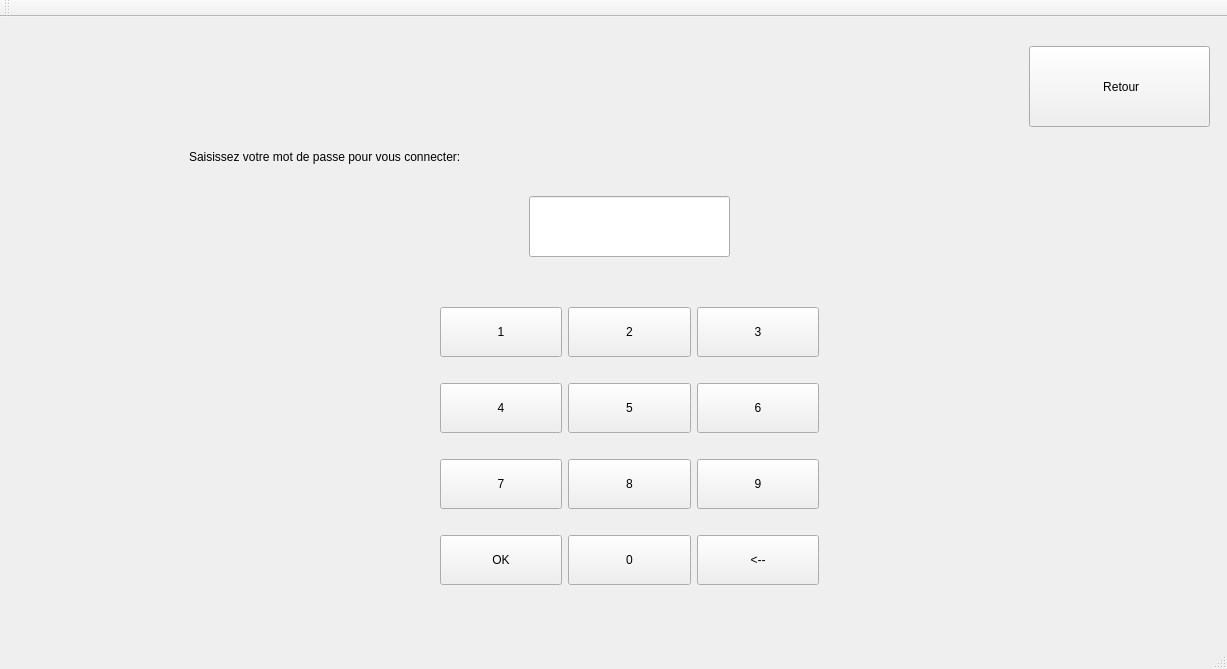
Old version of the form tp_note/mainwindow.ui in the repository zatteo/ecluse.
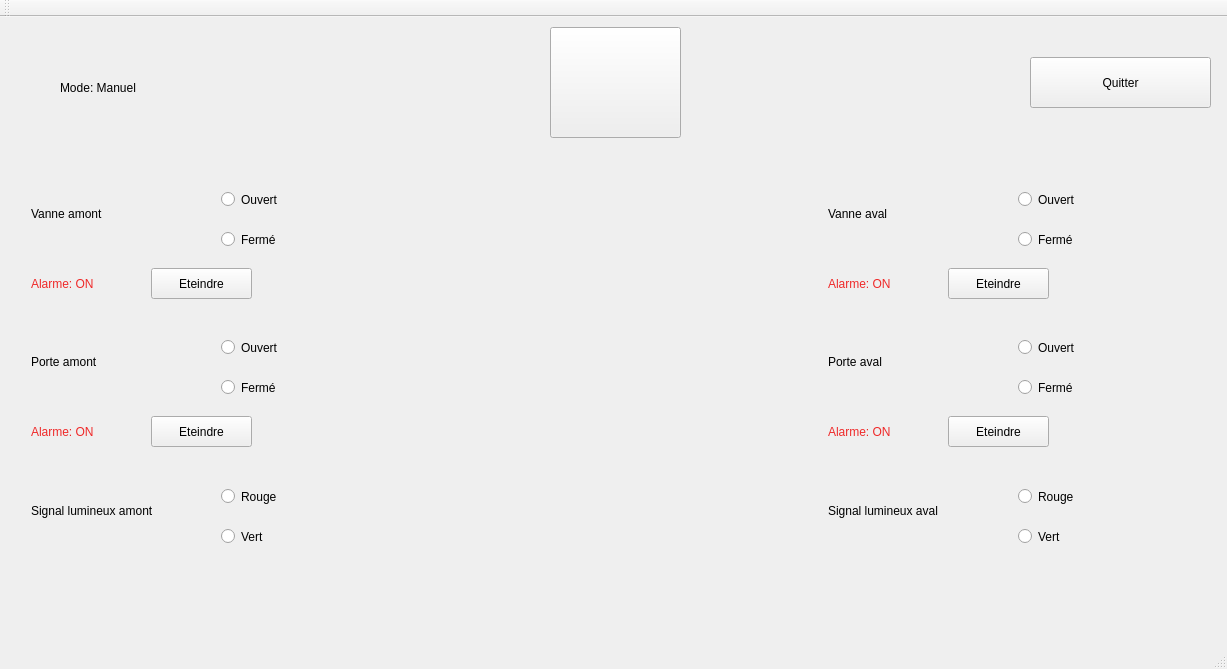
New version of the form. The open tabs and pages were chosen to show the change. Icons and pictures are not drawn.

Patch:
```diff
--- a/tp_note/mainwindow.ui
+++ b/tp_note/mainwindow.ui
@@ -308,7 +308,7 @@
       <widget class="QWidget" name="gridLayoutWidget">
        <property name="geometry">
         <rect>
-         <x>430</x>
+         <x>410</x>
          <y>260</y>
          <width>401</width>
          <height>340</height>
@@ -476,7 +476,7 @@
       <widget class="QLineEdit" name="Champ_mdp">
        <property name="geometry">
         <rect>
-         <x>530</x>
+         <x>510</x>
          <y>180</y>
          <width>201</width>
          <height>61</height>
@@ -489,11 +489,14 @@
        <property name="text">
         <string/>
        </property>
+       <property name="alignment">
+        <set>Qt::AlignCenter</set>
+       </property>
       </widget>
       <widget class="QLabel" name="label_6">
        <property name="geometry">
         <rect>
-         <x>190</x>
+         <x>160</x>
          <y>110</y>
          <width>901</width>
          <height>61</height>
@@ -533,6 +536,562 @@
         </size>
        </property>
       </widget>
+      <widget class="QPushButton" name="Button_urgence3">
+       <property name="geometry">
+        <rect>
+         <x>540</x>
+         <y>10</y>
+         <width>131</width>
+         <height>111</height>
+        </rect>
+       </property>
+       <property name="text">
+        <string/>
+       </property>
+       <property name="icon">
+        <iconset>
+         <normaloff>../build-tp_note-Desktop_Qt_5_8_0_GCC_64bit-Debug/ressources/stop.png</normaloff>../build-tp_note-Desktop_Qt_5_8_0_GCC_64bit-Debug/ressources/stop.png</iconset>
+       </property>
+       <property name="iconSize">
+        <size>
+         <width>100</width>
+         <height>100</height>
+        </size>
+       </property>
+      </widget>
+     </widget>
+    </widget>
+    <widget class="QWidget" name="page_urgence">
+     <widget class="QWidget" name="verticalLayoutWidget">
+      <property name="geometry">
+       <rect>
+        <x>10</x>
+        <y>0</y>
+        <width>1211</width>
+        <height>591</height>
+       </rect>
+      </property>
+      <layout class="QVBoxLayout" name="verticalLayout">
+       <item alignment="Qt::AlignHCenter|Qt::AlignTop">
+        <widget class="QLabel" name="label_7">
+         <property name="styleSheet">
+          <string notr="true">font: 40pt &quot;Ubuntu&quot;;
+color: rgb(239, 41, 41);</string>
+         </property>
+         <property name="text">
+          <string>Arrêt d'urgence</string>
+         </property>
+        </widget>
+       </item>
+       <item alignment="Qt::AlignHCenter">
+        <widget class="QLabel" name="label_18">
+         <property name="text">
+          <string/>
+         </property>
+         <property name="pixmap">
+          <pixmap>../build-tp_note-Desktop_Qt_5_8_0_GCC_64bit-Debug/ressources/danger.png</pixmap>
+         </property>
+        </widget>
+       </item>
+       <item alignment="Qt::AlignHCenter|Qt::AlignTop">
+        <widget class="QLabel" name="label_8">
+         <property name="styleSheet">
+          <string notr="true">font: 30pt &quot;Ubuntu&quot;;</string>
+         </property>
+         <property name="text">
+          <string>Veuillez attendre un opérateur va venir</string>
+         </property>
+        </widget>
+       </item>
+       <item alignment="Qt::AlignHCenter">
+        <widget class="QPushButton" name="Button_auth3">
+         <property name="minimumSize">
+          <size>
+           <width>0</width>
+           <height>40</height>
+          </size>
+         </property>
+         <property name="text">
+          <string> Authentification</string>
+         </property>
+         <property name="icon">
+          <iconset>
+           <normaloff>../build-tp_note-Desktop_Qt_5_8_0_GCC_64bit-Debug/ressources/lock.png</normaloff>../build-tp_note-Desktop_Qt_5_8_0_GCC_64bit-Debug/ressources/lock.png</iconset>
+         </property>
+        </widget>
+       </item>
+      </layout>
+     </widget>
+    </widget>
+    <widget class="QWidget" name="page_admin">
+     <widget class="QPushButton" name="Button_urgence4">
+      <property name="geometry">
+       <rect>
+        <x>550</x>
+        <y>0</y>
+        <width>131</width>
+        <height>111</height>
+       </rect>
+      </property>
+      <property name="text">
+       <string/>
+      </property>
+      <property name="icon">
+       <iconset>
+        <normaloff>../build-tp_note-Desktop_Qt_5_8_0_GCC_64bit-Debug/ressources/stop.png</normaloff>../build-tp_note-Desktop_Qt_5_8_0_GCC_64bit-Debug/ressources/stop.png</iconset>
+      </property>
+      <property name="iconSize">
+       <size>
+        <width>100</width>
+        <height>100</height>
+       </size>
+      </property>
+     </widget>
+     <widget class="QLabel" name="label_9">
+      <property name="geometry">
+       <rect>
+        <x>60</x>
+        <y>40</y>
+        <width>371</width>
+        <height>41</height>
+       </rect>
+      </property>
+      <property name="styleSheet">
+       <string notr="true">font: 30pt &quot;Ubuntu&quot;;</string>
+      </property>
+      <property name="text">
+       <string>Mode: Manuel</string>
+      </property>
+     </widget>
+     <widget class="QPushButton" name="Button_quit">
+      <property name="geometry">
+       <rect>
+        <x>1030</x>
+        <y>30</y>
+        <width>181</width>
+        <height>51</height>
+       </rect>
+      </property>
+      <property name="styleSheet">
+       <string notr="true">font: 30pt &quot;Ubuntu&quot;;</string>
+      </property>
+      <property name="text">
+       <string>Quitter</string>
+      </property>
+     </widget>
+     <widget class="QWidget" name="gridLayoutWidget_2">
+      <property name="geometry">
+       <rect>
+        <x>10</x>
+        <y>120</y>
+        <width>1211</width>
+        <height>461</height>
+       </rect>
+      </property>
+      <layout class="QGridLayout" name="gridLayout_2">
+       <item row="0" column="1">
+        <widget class="QLabel" name="label_10">
+         <property name="text">
+          <string/>
+         </property>
+         <property name="pixmap">
+          <pixmap>../build-tp_note-Desktop_Qt_5_8_0_GCC_64bit-Debug/ressources/Schéma.gif</pixmap>
+         </property>
+         <property name="scaledContents">
+          <bool>false</bool>
+         </property>
+         <property name="alignment">
+          <set>Qt::AlignCenter</set>
+         </property>
+        </widget>
+       </item>
+       <item row="0" column="2">
+        <layout class="QGridLayout" name="gridLayout_4">
+         <item row="1" column="0">
+          <widget class="QWidget" name="widget_6" native="true">
+           <widget class="QRadioButton" name="radioButton_11">
+            <property name="geometry">
+             <rect>
+              <x>200</x>
+              <y>30</y>
+              <width>112</width>
+              <height>23</height>
+             </rect>
+            </property>
+            <property name="text">
+             <string>Ouvert</string>
+            </property>
+           </widget>
+           <widget class="QRadioButton" name="radioButton_12">
+            <property name="geometry">
+             <rect>
+              <x>200</x>
+              <y>70</y>
+              <width>121</width>
+              <height>23</height>
+             </rect>
+            </property>
+            <property name="text">
+             <string>Fermé</string>
+            </property>
+           </widget>
+           <widget class="QLabel" name="label_21">
+            <property name="geometry">
+             <rect>
+              <x>10</x>
+              <y>40</y>
+              <width>121</width>
+              <height>31</height>
+             </rect>
+            </property>
+            <property name="text">
+             <string>Porte aval</string>
+            </property>
+           </widget>
+           <widget class="QLabel" name="label_22">
+            <property name="geometry">
+             <rect>
+              <x>10</x>
+              <y>110</y>
+              <width>121</width>
+              <height>31</height>
+             </rect>
+            </property>
+            <property name="styleSheet">
+             <string notr="true">color: rgb(239, 41, 41);
+font: 14pt &quot;Ubuntu&quot;;</string>
+            </property>
+            <property name="text">
+             <string>Alarme: ON</string>
+            </property>
+           </widget>
+           <widget class="QPushButton" name="pushButton_14">
+            <property name="geometry">
+             <rect>
+              <x>130</x>
+              <y>110</y>
+              <width>101</width>
+              <height>31</height>
+             </rect>
+            </property>
+            <property name="text">
+             <string>Eteindre</string>
+            </property>
+           </widget>
+          </widget>
+         </item>
+         <item row="0" column="0">
+          <widget class="QWidget" name="widget_4" native="true">
+           <widget class="QRadioButton" name="radioButton_9">
+            <property name="geometry">
+             <rect>
+              <x>200</x>
+              <y>30</y>
+              <width>112</width>
+              <height>23</height>
+             </rect>
+            </property>
+            <property name="text">
+             <string>Ouvert</string>
+            </property>
+           </widget>
+           <widget class="QRadioButton" name="radioButton_10">
+            <property name="geometry">
+             <rect>
+              <x>200</x>
+              <y>70</y>
+              <width>121</width>
+              <height>23</height>
+             </rect>
+            </property>
+            <property name="text">
+             <string>Fermé</string>
+            </property>
+           </widget>
+           <widget class="QLabel" name="label_19">
+            <property name="geometry">
+             <rect>
+              <x>10</x>
+              <y>40</y>
+              <width>121</width>
+              <height>31</height>
+             </rect>
+            </property>
+            <property name="text">
+             <string>Vanne aval</string>
+            </property>
+           </widget>
+           <widget class="QLabel" name="label_20">
+            <property name="geometry">
+             <rect>
+              <x>10</x>
+              <y>110</y>
+              <width>121</width>
+              <height>31</height>
+             </rect>
+            </property>
+            <property name="styleSheet">
+             <string notr="true">color: rgb(239, 41, 41);
+font: 14pt &quot;Ubuntu&quot;;</string>
+            </property>
+            <property name="text">
+             <string>Alarme: ON</string>
+            </property>
+           </widget>
+           <widget class="QPushButton" name="pushButton_13">
+            <property name="geometry">
+             <rect>
+              <x>130</x>
+              <y>110</y>
+              <width>101</width>
+              <height>31</height>
+             </rect>
+            </property>
+            <property name="text">
+             <string>Eteindre</string>
+            </property>
+           </widget>
+          </widget>
+         </item>
+         <item row="2" column="0">
+          <widget class="QWidget" name="widget_5" native="true">
+           <widget class="QRadioButton" name="radioButton_13">
+            <property name="geometry">
+             <rect>
+              <x>200</x>
+              <y>30</y>
+              <width>112</width>
+              <height>23</height>
+             </rect>
+            </property>
+            <property name="text">
+             <string>Rouge</string>
+            </property>
+           </widget>
+           <widget class="QRadioButton" name="radioButton_14">
+            <property name="geometry">
+             <rect>
+              <x>200</x>
+              <y>70</y>
+              <width>121</width>
+              <height>23</height>
+             </rect>
+            </property>
+            <property name="text">
+             <string>Vert</string>
+            </property>
+           </widget>
+           <widget class="QLabel" name="label_23">
+            <property name="geometry">
+             <rect>
+              <x>10</x>
+              <y>40</y>
+              <width>171</width>
+              <height>31</height>
+             </rect>
+            </property>
+            <property name="text">
+             <string>Signal lumineux aval</string>
+            </property>
+           </widget>
+          </widget>
+         </item>
+        </layout>
+       </item>
+       <item row="0" column="0">
+        <layout class="QGridLayout" name="gridLayout_3">
+         <item row="0" column="0">
+          <widget class="QWidget" name="widget" native="true">
+           <widget class="QRadioButton" name="radioButton">
+            <property name="geometry">
+             <rect>
+              <x>200</x>
+              <y>30</y>
+              <width>112</width>
+              <height>23</height>
+             </rect>
+            </property>
+            <property name="text">
+             <string>Ouvert</string>
+            </property>
+           </widget>
+           <widget class="QRadioButton" name="radioButton_2">
+            <property name="geometry">
+             <rect>
+              <x>200</x>
+              <y>70</y>
+              <width>121</width>
+              <height>23</height>
+             </rect>
+            </property>
+            <property name="text">
+             <string>Fermé</string>
+            </property>
+           </widget>
+           <widget class="QLabel" name="label_11">
+            <property name="geometry">
+             <rect>
+              <x>10</x>
+              <y>40</y>
+              <width>121</width>
+              <height>31</height>
+             </rect>
+            </property>
+            <property name="text">
+             <string>Vanne amont</string>
+            </property>
+           </widget>
+           <widget class="QLabel" name="label_12">
+            <property name="geometry">
+             <rect>
+              <x>10</x>
+              <y>110</y>
+              <width>121</width>
+              <height>31</height>
+             </rect>
+            </property>
+            <property name="styleSheet">
+             <string notr="true">color: rgb(239, 41, 41);
+font: 14pt &quot;Ubuntu&quot;;</string>
+            </property>
+            <property name="text">
+             <string>Alarme: ON</string>
+            </property>
+           </widget>
+           <widget class="QPushButton" name="pushButton_9">
+            <property name="geometry">
+             <rect>
+              <x>130</x>
+              <y>110</y>
+              <width>101</width>
+              <height>31</height>
+             </rect>
+            </property>
+            <property name="text">
+             <string>Eteindre</string>
+            </property>
+           </widget>
+          </widget>
+         </item>
+         <item row="1" column="0">
+          <widget class="QWidget" name="widget_2" native="true">
+           <widget class="QRadioButton" name="radioButton_5">
+            <property name="geometry">
+             <rect>
+              <x>200</x>
+              <y>30</y>
+              <width>112</width>
+              <height>23</height>
+             </rect>
+            </property>
+            <property name="text">
+             <string>Ouvert</string>
+            </property>
+           </widget>
+           <widget class="QRadioButton" name="radioButton_6">
+            <property name="geometry">
+             <rect>
+              <x>200</x>
+              <y>70</y>
+              <width>121</width>
+              <height>23</height>
+             </rect>
+            </property>
+            <property name="text">
+             <string>Fermé</string>
+            </property>
+           </widget>
+           <widget class="QLabel" name="label_15">
+            <property name="geometry">
+             <rect>
+              <x>10</x>
+              <y>40</y>
+              <width>121</width>
+              <height>31</height>
+             </rect>
+            </property>
+            <property name="text">
+             <string>Porte amont</string>
+            </property>
+           </widget>
+           <widget class="QLabel" name="label_16">
+            <property name="geometry">
+             <rect>
+              <x>10</x>
+              <y>110</y>
+              <width>121</width>
+              <height>31</height>
+             </rect>
+            </property>
+            <property name="styleSheet">
+             <string notr="true">color: rgb(239, 41, 41);
+font: 14pt &quot;Ubuntu&quot;;</string>
+            </property>
+            <property name="text">
+             <string>Alarme: ON</string>
+            </property>
+           </widget>
+           <widget class="QPushButton" name="pushButton_11">
+            <property name="geometry">
+             <rect>
+              <x>130</x>
+              <y>110</y>
+              <width>101</width>
+              <height>31</height>
+             </rect>
+            </property>
+            <property name="text">
+             <string>Eteindre</string>
+            </property>
+           </widget>
+          </widget>
+         </item>
+         <item row="2" column="0">
+          <widget class="QWidget" name="widget_3" native="true">
+           <widget class="QRadioButton" name="radioButton_7">
+            <property name="geometry">
+             <rect>
+              <x>200</x>
+              <y>30</y>
+              <width>112</width>
+              <height>23</height>
+             </rect>
+            </property>
+            <property name="text">
+             <string>Rouge</string>
+            </property>
+           </widget>
+           <widget class="QRadioButton" name="radioButton_8">
+            <property name="geometry">
+             <rect>
+              <x>200</x>
+              <y>70</y>
+              <width>121</width>
+              <height>23</height>
+             </rect>
+            </property>
+            <property name="text">
+             <string>Vert</string>
+            </property>
+           </widget>
+           <widget class="QLabel" name="label_17">
+            <property name="geometry">
+             <rect>
+              <x>10</x>
+              <y>40</y>
+              <width>171</width>
+              <height>31</height>
+             </rect>
+            </property>
+            <property name="text">
+             <string>Signal lumineux amont</string>
+            </property>
+           </widget>
+          </widget>
+         </item>
+        </layout>
+       </item>
+      </layout>
      </widget>
     </widget>
    </widget>
```
Left out of the diff: 71 changed lines with no effect on the pictures.
